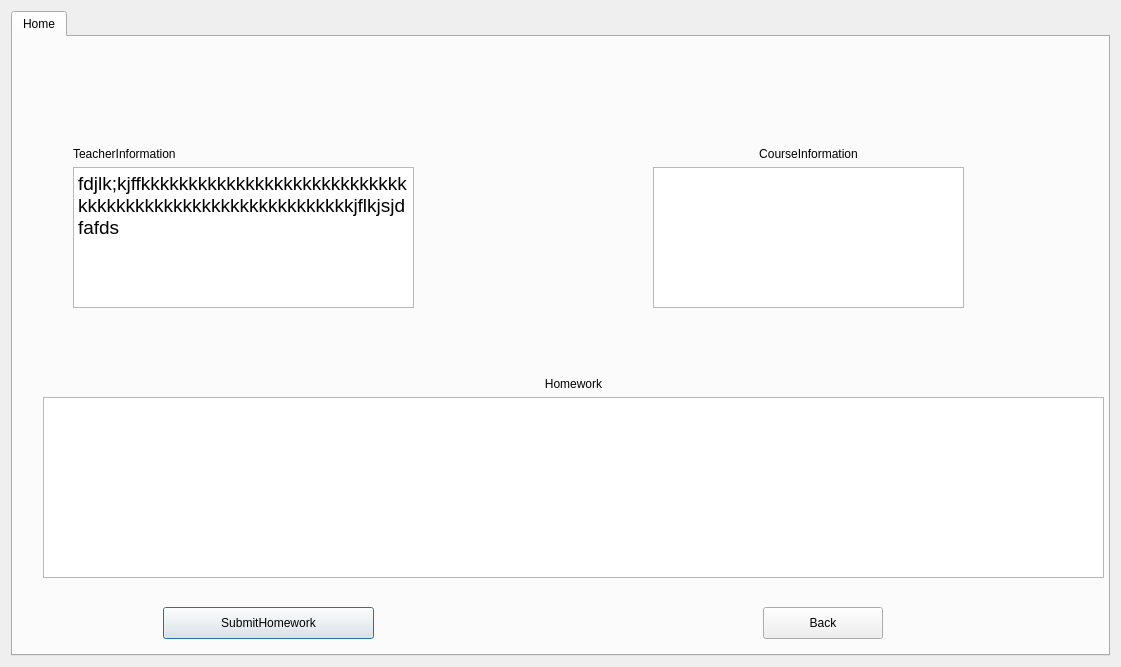
Above: Jobs-of-SoftwareEngineer/Codeing/Scut/course.ui from CSLP/CPP before the change. Below: the same form after it.
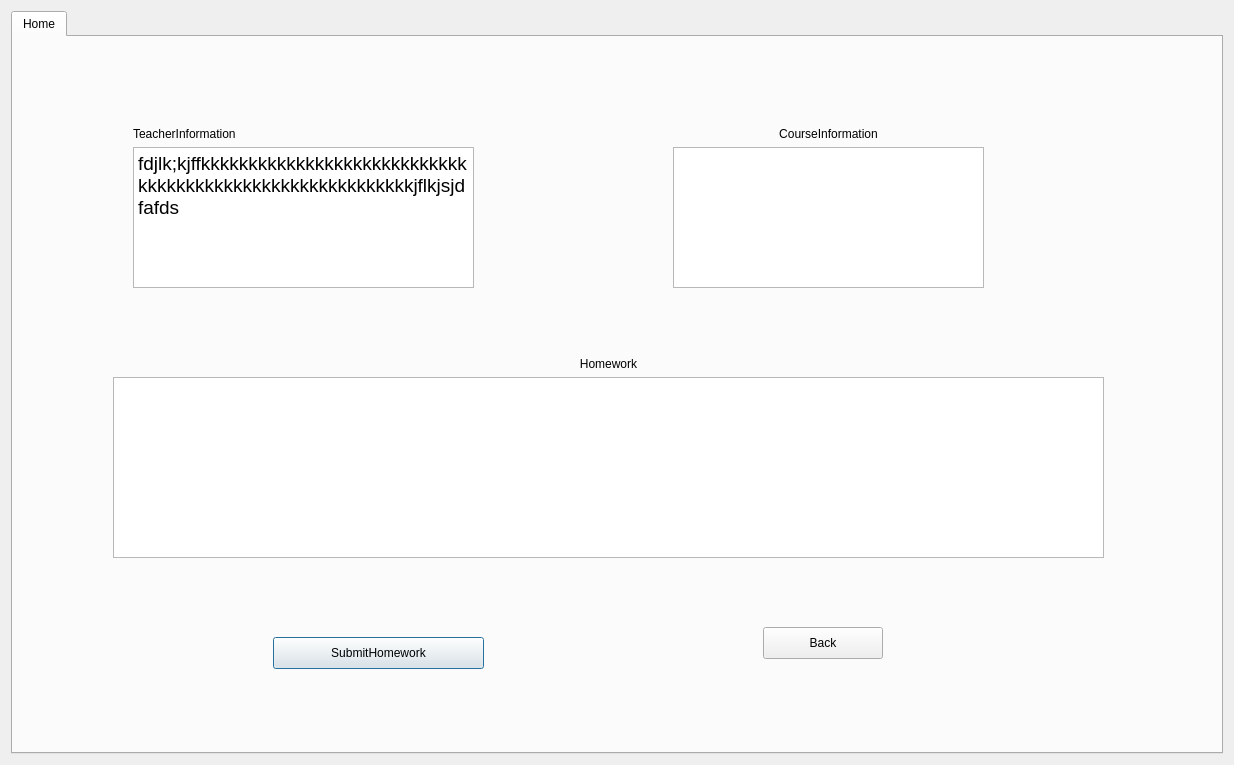
That is the form after the change.

What changed in the file:
```diff
--- a/Jobs-of-SoftwareEngineer/Codeing/Scut/course.ui
+++ b/Jobs-of-SoftwareEngineer/Codeing/Scut/course.ui
@@ -6,8 +6,8 @@
    <rect>
     <x>0</x>
     <y>0</y>
-    <width>1121</width>
-    <height>667</height>
+    <width>1234</width>
+    <height>765</height>
    </rect>
   </property>
   <property name="windowTitle">
@@ -26,8 +26,8 @@
       <widget class="QWidget" name="verticalLayoutWidget">
        <property name="geometry">
         <rect>
-         <x>60</x>
-         <y>110</y>
+         <x>120</x>
+         <y>90</y>
          <width>341</width>
          <height>161</height>
         </rect>
@@ -56,8 +56,8 @@
       <widget class="QWidget" name="verticalLayoutWidget_2">
        <property name="geometry">
         <rect>
-         <x>640</x>
-         <y>110</y>
+         <x>660</x>
+         <y>90</y>
          <width>311</width>
          <height>161</height>
         </rect>
@@ -81,9 +81,9 @@
       <widget class="QWidget" name="verticalLayoutWidget_3">
        <property name="geometry">
         <rect>
-         <x>30</x>
-         <y>340</y>
-         <width>1061</width>
+         <x>100</x>
+         <y>320</y>
+         <width>991</width>
          <height>201</height>
         </rect>
        </property>
@@ -106,8 +106,8 @@
       <widget class="QPushButton" name="submitPushButton">
        <property name="geometry">
         <rect>
-         <x>150</x>
-         <y>570</y>
+         <x>260</x>
+         <y>600</y>
          <width>211</width>
          <height>32</height>
         </rect>
@@ -120,7 +120,7 @@
        <property name="geometry">
         <rect>
          <x>750</x>
-         <y>570</y>
+         <y>590</y>
          <width>120</width>
          <height>32</height>
         </rect>
```
